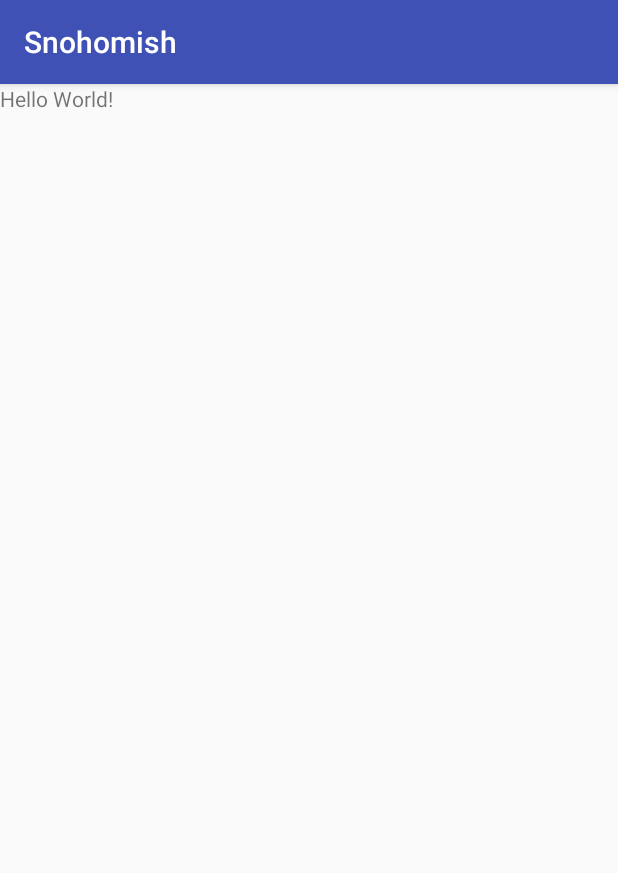
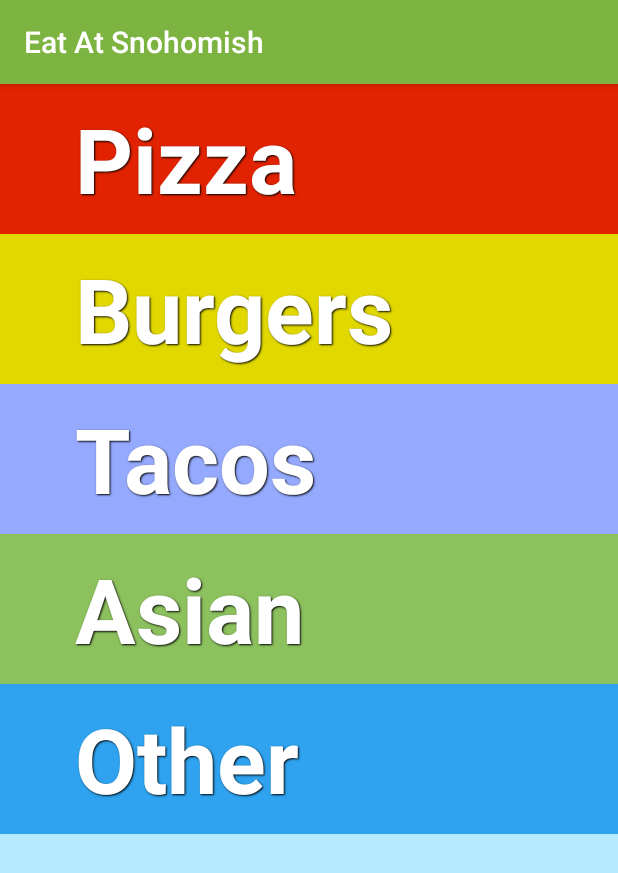
Before and after one commit to chadg1980/Snohomish, an Android app: the screen it shows after launch (MainActivity), on a phone screen of 412 x 824 dp. Shown: the top 873 px of the screen. Run offline under Robolectric (Android 15) with nearby library versions, the phone set to English and light mode, and no system bars.

Commit message:
Added the activities, intents, layours, dimentions etc.

```diff
--- a/app/src/main/java/com/h/chad/snohomish/MainActivity.java
+++ b/app/src/main/java/com/h/chad/snohomish/MainActivity.java
@@ -1,7 +1,15 @@
 package com.h.chad.snohomish;
 
+import android.content.Intent;
 import android.support.v7.app.AppCompatActivity;
 import android.os.Bundle;
+import android.view.View;
+import android.widget.TextView;
+
+import org.w3c.dom.Text;
+import static com.h.chad.snohomish.R.id.mainPizza;
+import static com.h.chad.snohomish.R.id.mainBurger;
+import static com.h.chad.snohomish.R.id.titleDividerNoCustom;
 
 public class MainActivity extends AppCompatActivity {
 
@@ -9,5 +17,68 @@ public class MainActivity extends AppCompatActivity {
     protected void onCreate(Bundle savedInstanceState) {
         super.onCreate(savedInstanceState);
         setContentView(R.layout.activity_main);
+
+        goToPizza();
+        goToBurgers();
+        goToTacos();
+        goToAsianFood();
+        goToOtherFood();
+    }
+
+    private void goToPizza() {
+        TextView pizza = (TextView) findViewById(R.id.mainPizza);
+        pizza.setOnClickListener(new View.OnClickListener() {
+            @Override
+            public void onClick(View view) {
+                //create a new intent to open the PizzaActivity
+                Intent pizzaIntent = new Intent(MainActivity.this, PizzaActivity.class);
+
+                //Start the new activity
+                startActivity(pizzaIntent);
+            }
+        });
+    }
+    private void goToBurgers(){
+       TextView hamburger = (TextView) findViewById(R.id.mainBurger);
+        hamburger.setOnClickListener(new View.OnClickListener(){
+            @Override
+            public void onClick(View view){
+                //create a new intent to open BurgersActivity
+                Intent burgerIntent = new Intent(MainActivity.this, BurgersActivity.class);
+                startActivity(burgerIntent);
+            }
+        });
+    }
+    private void goToTacos(){
+        TextView tacos = (TextView) findViewById(R.id.mainTacos);
+        tacos.setOnClickListener(new View.OnClickListener(){
+            @Override
+            public void onClick(View view){
+                //create a new intent to open BurgersActivity
+                Intent tacosIntent = new Intent(MainActivity.this, TacoActivity.class);
+                startActivity(tacosIntent);
+            }
+        });
+    }
+    private void goToAsianFood(){
+        TextView asianFood = (TextView) findViewById(R.id.mainAsian);
+        asianFood.setOnClickListener(new View.OnClickListener() {
+            @Override
+            public void onClick(View view) {
+                Intent asianFoodIntent = new Intent(MainActivity.this, AsianActivity.class);
+                startActivity(asianFoodIntent);
+            }
+        });
+    }
+
+    private void goToOtherFood(){
+        TextView otherFood = (TextView) findViewById(R.id.mainOther);
+        otherFood.setOnClickListener(new View.OnClickListener(){
+            @Override
+            public void onClick(View view){
+                Intent otherFoodIntent = new Intent(MainActivity.this, OtherFoodActivity.class);
+                startActivity(otherFoodIntent);
+            }
+        });
     }
 }
--- a/app/src/main/res/layout/activity_main.xml
+++ b/app/src/main/res/layout/activity_main.xml
@@ -4,10 +4,36 @@
     android:id="@+id/activity_main"
     android:layout_width="match_parent"
     android:layout_height="match_parent"
+    android:orientation="vertical"
+    android:background="@color/appBackground"
     tools:context="com.h.chad.snohomish.MainActivity">
 
     <TextView
-        android:layout_width="wrap_content"
-        android:layout_height="wrap_content"
-        android:text="Hello World!" />
+    android:id="@+id/mainPizza"
+    style="@style/TitleStyle"
+    android:background="@color/pizzaBackground"
+    android:text="@string/pizza" />
+
+    <TextView
+        android:id="@+id/mainBurger"
+        style="@style/TitleStyle"
+        android:background="@color/burgerBackground"
+        android:text="@string/burgers" />
+
+    <TextView
+        android:id="@+id/mainTacos"
+        style="@style/TitleStyle"
+        android:background="@color/tacoBackground"
+        android:text="@string/tacos" />
+
+    <TextView
+        android:id="@+id/mainAsian"
+        style="@style/TitleStyle"
+        android:background="@color/asianBackground"
+        android:text="@string/asian" />
+    <TextView
+        android:id="@+id/mainOther"
+        style="@style/TitleStyle"
+        android:background="@color/otherBackground"
+        android:text="@string/other" />
 </LinearLayout>
--- a/app/src/main/res/values-w820dp/dimens.xml
+++ /dev/null
@@ -1,6 +0,0 @@
-<resources>
-    <!-- Example customization of dimensions originally defined in res/values/dimens.xml
-         (such as screen margins) for screens with more than 820dp of available width. This
-         would include 7" and 10" devices in landscape (~960dp and ~1280dp respectively). -->
-    <dimen name="activity_horizontal_margin">64dp</dimen>
-</resources>
--- a/app/src/main/res/values/colors.xml
+++ b/app/src/main/res/values/colors.xml
@@ -1,6 +1,15 @@
 <?xml version="1.0" encoding="utf-8"?>
 <resources>
-    <color name="colorPrimary">#3F51B5</color>
+    <color name="colorPrimary">#7CB341</color>
     <color name="colorPrimaryDark">#303F9F</color>
     <color name="colorAccent">#FF4081</color>
+    <color name="appBackground">#B6EAFF</color>
+    <color name="text">#00568D</color>
+    <color name="pizzaBackground">#E12301</color>
+    <color name="burgerBackground">#E1D800</color>
+    <color name="tacoBackground">#95aafe</color>
+    <color name="asianBackground">#8cc15e</color>
+    <color name="otherBackground">#2fa3ef</color>
+    <color name="link">#0000EE</color>
+    <color name="textWhite">#FFFFFF</color>
 </resources>
--- /dev/null
+++ b/app/src/main/res/values/dimen.xml
@@ -0,0 +1,4 @@
+<?xml version="1.0" encoding="utf-8"?>
+<resources>
+    <dimen name="listItemHeight">100dp</dimen>
+</resources>
--- a/app/src/main/res/values/dimens.xml
+++ /dev/null
@@ -1,5 +0,0 @@
-<resources>
-    <!-- Default screen margins, per the Android Design guidelines. -->
-    <dimen name="activity_horizontal_margin">16dp</dimen>
-    <dimen name="activity_vertical_margin">16dp</dimen>
-</resources>
--- a/app/src/main/res/values/strings.xml
+++ b/app/src/main/res/values/strings.xml
@@ -1,3 +1,13 @@
 <resources>
-    <string name="app_name">Snohomish</string>
+    <string name="app_name">Eat At Snohomish</string>
+    <string name="pizza">Pizza</string>
+    <string name="burgers">Burgers</string>
+    <string name="tacos">Tacos</string>
+    <string name="asian">Asian</string>
+    <string name="other">Other</string>
+    <string name="pizzaTitle">Places to Eat Pizza</string>
+    <string name="burgerTitle">Places to Eat Burgers</string>
+    <string name="tacosTitle">Places to Eat Tacos</string>
+    <string name="asianTitle">Places to Eat Asian Food</string>
+    <string name="otherTitle">Places to Eat Everything Else</string>
 </resources>
--- a/app/src/main/res/values/styles.xml
+++ b/app/src/main/res/values/styles.xml
@@ -8,4 +8,35 @@
         <item name="colorAccent">@color/colorAccent</item>
     </style>
 
+    <style name="TitleStyle" >
+        <item name="android:layout_width">match_parent</item>
+        <item name="android:paddingTop">8dp</item>
+        <item name="android:paddingBottom">8dp</item>
+        <item name="android:paddingLeft">50dp</item>
+        <item name="android:layout_height">wrap_content</item>
+        <item name="android:minHeight">@dimen/listItemHeight</item>
+        <item name="android:textStyle">bold</item>
+        <item name="android:gravity">center_vertical</item>
+        <item name="android:textSize">90px</item>
+
+        <item name="android:textColor">@color/textWhite</item>
+        <item name="android:shadowDx">1</item>
+        <item name="android:shadowDy">1</item>
+        <item name="android:shadowRadius">1</item>
+        <item name="android:shadowColor">@android:color/black</item>
+
+    </style>
+    <!-- Rating Bar Style -->
+    <style name="customRatingBar" parent="android:style/Widget.Material.RatingBar.Small">
+        <item name="android:max">5</item>
+        <item name="android:layout_width">wrap_content</item>
+        <item name="android:layout_height">wrap_content</item>
+        <item name="android:numStars">5</item>
+        <item name="android:stepSize">0.5</item>
+       <item name="android:layout_marginRight">25dp</item>
+        <item name="android:layout_alignParentRight">true</item>
+        <item name="android:layout_centerVertical">true</item>
+
+    </style>
+
 </resources>
```
Also changed, not shown: app/src/main/AndroidManifest.xml (+15 -1 lines), app/src/main/java/com/h/chad/snohomish/AsianActivity.java (added, +46 -0 lines), app/src/main/java/com/h/chad/snohomish/BurgersActivity.java (added, +44 -0 lines), app/src/main/java/com/h/chad/snohomish/Business.java (added, +72 -0 lines), app/src/main/java/com/h/chad/snohomish/OtherFoodActivity.java (added, +45 -0 lines), app/src/main/java/com/h/chad/snohomish/PizzaActivity.java (added, +54 -0 lines), app/src/main/java/com/h/chad/snohomish/TacoActivity.java (added, +46 -0 lines), app/src/main/java/com/h/chad/snohomish/businessAdapter.java (added, +120 -0 lines), app/src/main/res/layout/business_list.xml (added, +7 -0 lines), app/src/main/res/layout/list_item.xml (added, +68 -0 lines).
